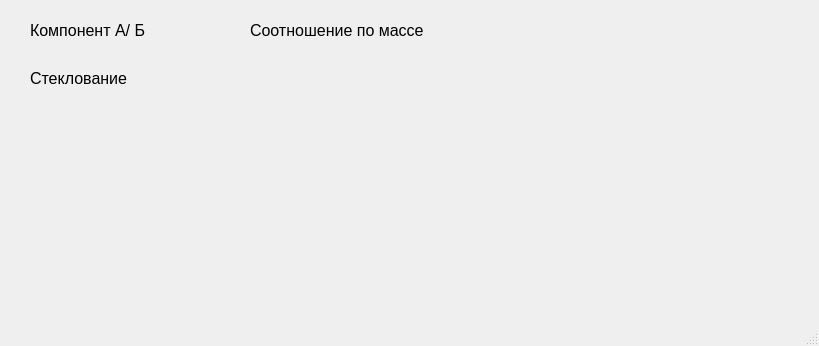
Old version of the form windows/EEWAHEW.ui in the repository ivanzuev78/Glass_transition_math.
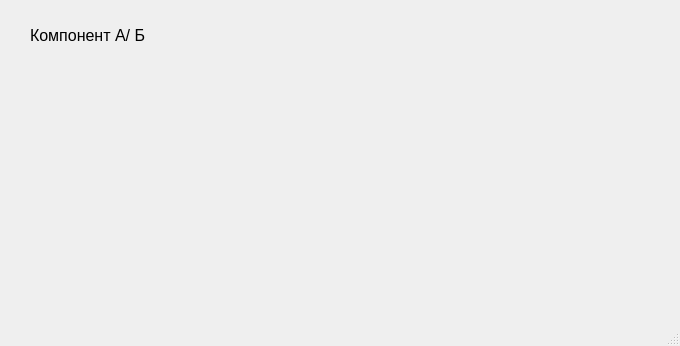
New version of the form.

Commit message: Начал делать окно, показывающее влияние.

Patch:
```diff
--- a/windows/EEWAHEW.ui
+++ b/windows/EEWAHEW.ui
@@ -6,7 +6,7 @@
    <rect>
     <x>0</x>
     <y>0</y>
-    <width>819</width>
+    <width>680</width>
     <height>346</height>
    </rect>
   </property>
@@ -23,8 +23,8 @@
     <property name="geometry">
      <rect>
       <x>20</x>
-      <y>100</y>
-      <width>811</width>
+      <y>70</y>
+      <width>601</width>
       <height>221</height>
      </rect>
     </property>
@@ -38,39 +38,13 @@
     <property name="geometry">
      <rect>
       <x>30</x>
-      <y>20</y>
-      <width>281</width>
-      <height>21</height>
-     </rect>
-    </property>
-    <property name="text">
-     <string>Компонент А/ Б</string>
-    </property>
-   </widget>
-   <widget class="QLabel" name="tg_label">
-    <property name="geometry">
-     <rect>
-      <x>30</x>
-      <y>70</y>
-      <width>231</width>
-      <height>16</height>
-     </rect>
-    </property>
-    <property name="text">
-     <string>Стеклование</string>
-    </property>
-   </widget>
-   <widget class="QLabel" name="mass_ratio_label">
-    <property name="geometry">
-     <rect>
-      <x>250</x>
       <y>10</y>
-      <width>231</width>
-      <height>41</height>
+      <width>591</width>
+      <height>51</height>
      </rect>
     </property>
     <property name="text">
-     <string>Соотношение по массе</string>
+     <string>Компонент А/ Б</string>
     </property>
    </widget>
   </widget>
```
The commit also changes 5 other files.
